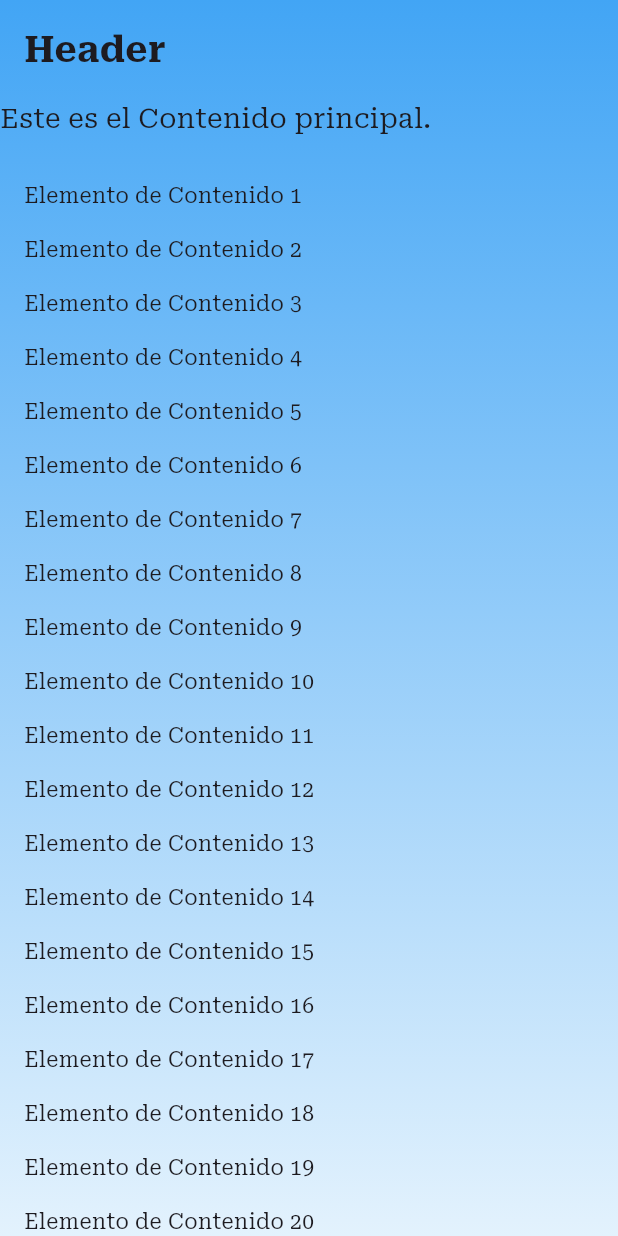
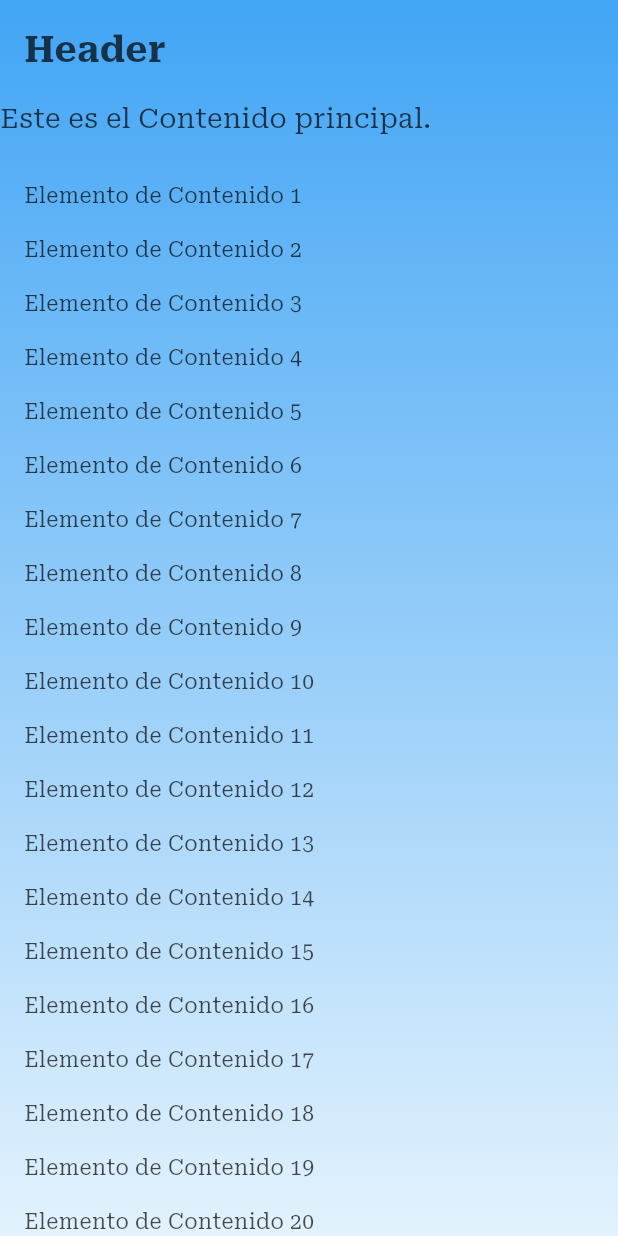
Before and after one commit to sergioc12r/sergio_web, a Flutter app: the screen it shows after launch, on a phone screen of 412 x 824 dp. Run offline on Flutter 3.47's test engine with Material 3 defaults, Android fonts, the phone set to English and light mode, and no system bars; our stand-ins replace flutter_svg; generated files the repository leaves out were written again; project files that could hold a hidden picture were left out.

Commit message:
[Common] - Add Theme and TextStyles

```diff
--- /dev/null
+++ b/lib/common/styles/cu_text_styles.dart
@@ -0,0 +1,127 @@
+import 'package:flutter/material.dart';
+
+class CUTextStyles {
+  static const String _fontFamily = 'Roboto';
+
+  static String get fontFamily => _fontFamily;
+
+  static const _regular = FontWeight.w400;
+  static const _medium = FontWeight.w500;
+  static const _bold = FontWeight.w700;
+
+  /// Auto generate TextTheme based on baseTextColor
+  static TextTheme generateTextTheme(Color baseTextColor) {
+    final Color secondaryTextColor = baseTextColor.withAlpha(179);
+    final Color tertiaryTextColor = baseTextColor.withAlpha(127);
+
+    return TextTheme(
+      // DISPLAY (Large titles)
+      displayLarge: TextStyle(
+        fontFamily: _fontFamily,
+        fontWeight: _regular,
+        fontSize: 57,
+        color: baseTextColor,
+      ),
+      displayMedium: TextStyle(
+        fontFamily: _fontFamily,
+        fontWeight: _regular,
+        fontSize: 45,
+        color: baseTextColor,
+      ),
+      displaySmall: TextStyle(
+        fontFamily: _fontFamily,
+        fontWeight: _regular,
+        fontSize: 36,
+        color: baseTextColor,
+      ),
+
+      // HEADLINE (Primary Section Titles)
+      headlineLarge: TextStyle(
+        fontFamily: _fontFamily,
+        fontWeight: _bold,
+        fontSize: 32,
+        color: baseTextColor,
+      ),
+      headlineMedium: TextStyle(
+        fontFamily: _fontFamily,
+        fontWeight: _bold,
+        fontSize: 28,
+        color: baseTextColor,
+      ),
+      headlineSmall: TextStyle(
+        fontFamily: _fontFamily,
+        fontWeight: _medium,
+        fontSize: 24,
+        color: baseTextColor,
+      ),
+
+      // TITLE (Secondary titles, lists, cards)
+      titleLarge: TextStyle(
+        fontFamily: _fontFamily,
+        fontWeight: _medium,
+        fontSize: 22,
+        color: baseTextColor,
+      ),
+      titleMedium: TextStyle(
+        fontFamily: _fontFamily,
+        fontWeight: _medium,
+        fontSize: 16,
+        color: baseTextColor,
+      ),
+      titleSmall: TextStyle(
+        fontFamily: _fontFamily,
+        fontWeight: _medium,
+        fontSize: 14,
+        color: baseTextColor,
+      ),
+
+      // BODY (body, general texts)
+      bodyLarge: TextStyle(
+        fontFamily: _fontFamily,
+        fontWeight: _regular,
+        fontSize: 16,
+        color: secondaryTextColor,
+      ),
+      bodyMedium: TextStyle(
+        fontFamily: _fontFamily,
+        fontWeight: _regular,
+        fontSize: 14,
+        color: secondaryTextColor,
+      ),
+      bodySmall: TextStyle(
+        fontFamily: _fontFamily,
+        fontWeight: _regular,
+        fontSize: 12,
+        color: tertiaryTextColor,
+      ),
+
+      // LABEL (Buttons, support texts, small texts) ---
+      labelLarge: TextStyle(
+        fontFamily: _fontFamily,
+        fontWeight: _medium,
+        fontSize: 14,
+        color: baseTextColor,
+      ),
+      labelMedium: TextStyle(
+        fontFamily: _fontFamily,
+        fontWeight: _medium,
+        fontSize: 12,
+        color: tertiaryTextColor,
+      ),
+      labelSmall: TextStyle(
+        fontFamily: _fontFamily,
+        fontWeight: _medium,
+        fontSize: 11,
+        color: tertiaryTextColor,
+      ),
+    );
+  }
+
+  /// Basic static TextTheme for the app
+
+  /// Light Theme
+  static TextTheme lightTheme = generateTextTheme(Colors.black);
+
+  /// Dark Theme
+  static TextTheme darkTheme = generateTextTheme(Colors.white);
+}
--- /dev/null
+++ b/lib/common/styles/cu_theme.dart
@@ -0,0 +1,19 @@
+import 'package:flutter/material.dart';
+import 'package:sergio_web/common/styles/cu_text_styles.dart';
+
+/// Manage Custom Theme
+class CUThemeData {
+  static ThemeData lightTheme = ThemeData(
+    fontFamily: CUTextStyles.fontFamily,
+    useMaterial3: true,
+    brightness: Brightness.light,
+    textTheme: CUTextStyles.lightTheme,
+  );
+
+  static ThemeData darkTheme = ThemeData(
+    fontFamily: CUTextStyles.fontFamily,
+    useMaterial3: true,
+    brightness: Brightness.dark,
+    textTheme: CUTextStyles.darkTheme,
+  );
+}
--- a/lib/main.dart
+++ b/lib/main.dart
@@ -1,5 +1,6 @@
 import 'package:flutter/material.dart';
 import 'package:flutter_localizations/flutter_localizations.dart';
+import 'package:sergio_web/common/styles/cu_theme.dart';
 import 'package:sergio_web/home/ui/screen/home_screen.dart';
 import 'package:flutter_gen/gen_l10n/app_localizations.dart';
 
@@ -23,11 +24,10 @@ class MyApp extends StatelessWidget {
         GlobalCupertinoLocalizations.delegate,
       ],
       supportedLocales: AppLocalizations.supportedLocales,
-      theme: ThemeData(
-        colorScheme: ColorScheme.fromSeed(seedColor: Colors.deepPurple),
-        useMaterial3: true,
-        fontFamily: 'Roboto'
-      ),
+      ///TODO manage theme later
+      themeMode: ThemeMode.light,
+      theme: CUThemeData.lightTheme,
+      darkTheme: CUThemeData.darkTheme,
       home: HomeScreen(),
     );
   }
```
